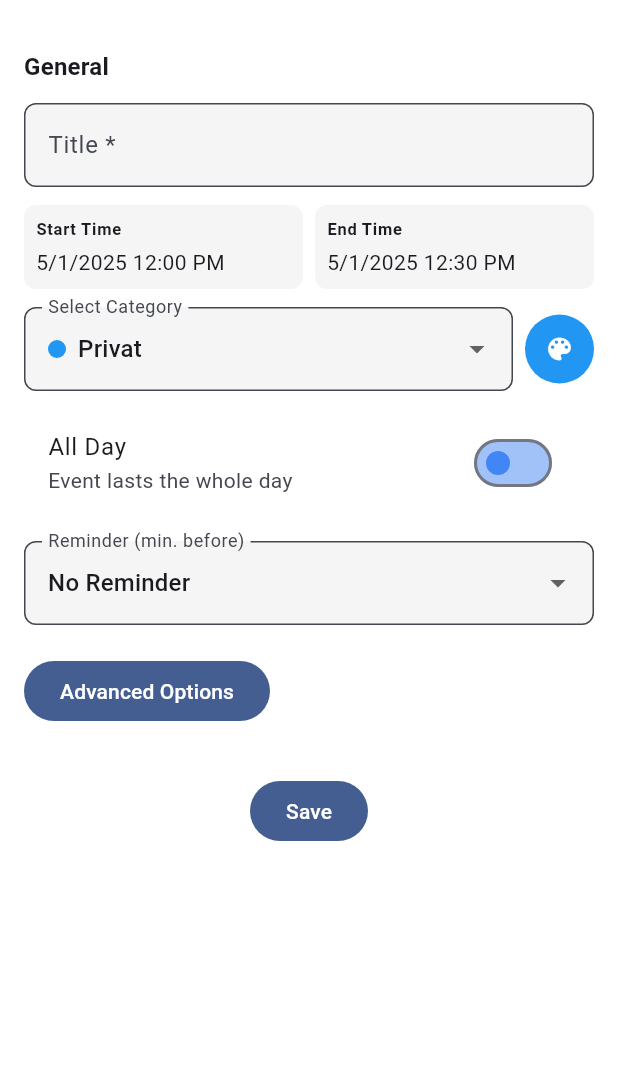
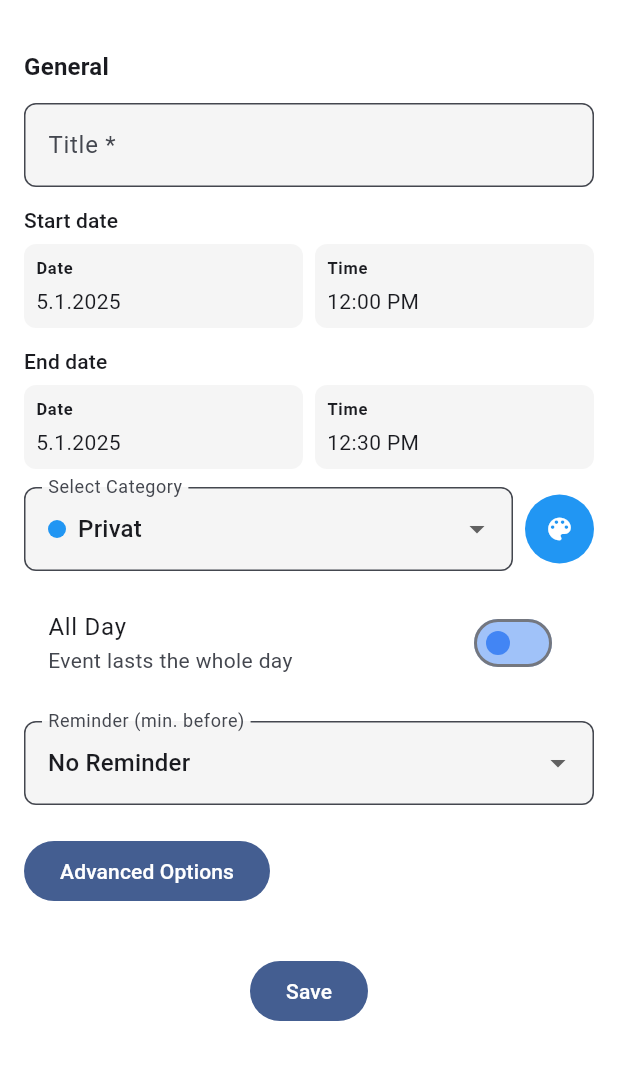
Before and after one commit to progrDevi004/muslim_calendar, a Flutter app: the AppointmentCreationPage screen opened directly, on a phone screen of 412 x 824 dp, the part 59-1139 px from its top. Run offline on Flutter 3.47's test engine with Material 3 defaults, Android fonts, the phone set to English and light mode, and no system bars; our stand-ins replace flutter_colorpicker, flutter_local_notifications, flutter_native_timezone, flutter_spinkit, permission_handler, shared_preferences and 3 more; missing offline and left inert: flutter_qiblah, syncfusion_flutter_core; accounts and stored records are empty.

Commit message:
feat: time disappears if relation to prayertimes activated

```diff
--- a/lib/localization/app_localizations.dart
+++ b/lib/localization/app_localizations.dart
@@ -1649,4 +1649,60 @@ class AppLocalizations extends ChangeNotifier {
         return 'Error loading country list:';
     }
   }
+
+  String get startDate {
+    switch (_currentLanguage) {
+      case AppLanguage.german:
+        return 'Startdatum';
+      case AppLanguage.turkish:
+        return 'Başlangıç tarihi';
+      case AppLanguage.arabic:
+        return 'تاريخ البدء';
+      case AppLanguage.english:
+      default:
+        return 'Start date';
+    }
+  }
+
+  String get date {
+    switch (_currentLanguage) {
+      case AppLanguage.german:
+        return 'Datum';
+      case AppLanguage.turkish:
+        return 'Tarih';
+      case AppLanguage.arabic:
+        return 'التاريخ';
+      case AppLanguage.english:
+      default:
+        return 'Date';
+    }
+  }
+
+  String get time {
+    switch (_currentLanguage) {
+      case AppLanguage.german:
+        return 'Zeit';
+      case AppLanguage.turkish:
+        return 'Saat';
+      case AppLanguage.arabic:
+        return 'الوقت';
+      case AppLanguage.english:
+      default:
+        return 'Time';
+    }
+  }
+
+  String get endDate {
+    switch (_currentLanguage) {
+      case AppLanguage.german:
+        return 'Enddatum';
+      case AppLanguage.turkish:
+        return 'Bitiş tarihi';
+      case AppLanguage.arabic:
+        return 'تاريخ الانتهاء';
+      case AppLanguage.english:
+      default:
+        return 'End date';
+    }
+  }
 }
--- a/lib/ui/pages/appointment_creation_page.dart
+++ b/lib/ui/pages/appointment_creation_page.dart
@@ -1,5 +1,3 @@
-// lib/ui/pages/appointment_creation_page.dart
-
 import 'dart:convert';
 import 'dart:io' show Platform; // Für isIOS
 import 'package:flutter/cupertino.dart';
@@ -104,7 +102,7 @@ class _AppointmentCreationPageState extends State<AppointmentCreationPage> {
   // Interne Variable, die die (ggf. frisch erzeugte) Appointment-ID hält
   int? _currentAppointmentId;
 
-  //AZIZ: isCategoryDropdownClicked
+  // AZIZ: isCategoryDropdownClicked
   bool _isCategoryDropdownClicked = false;
 
   // >>> NEU: Um Mehrfachklicks zu verhindern
@@ -532,7 +530,126 @@ class _AppointmentCreationPageState extends State<AppointmentCreationPage> {
     }
   }
 
-  /// Hilfsfunktion: Datum+Zeit-Picker
+  // --------------------------------------------------------------------------
+  // NEU: Vier separate Methoden zum Auswählen von Start-/End-Datum und -Zeit
+  // --------------------------------------------------------------------------
+
+  Future<void> _pickStartDate() async {
+    final pickedDate = await _showAdaptiveDatePicker(
+      context: context,
+      initialDate: _startTime ?? DateTime.now(),
+      firstDate: DateTime(2000),
+      lastDate: DateTime(2100),
+      helpText: 'Pick Start Date',
+    );
+    if (pickedDate != null) {
+      setState(() {
+        if (_startTime != null) {
+          // Uhrzeit übernehmen
+          _startTime = DateTime(
+            pickedDate.year,
+            pickedDate.month,
+            pickedDate.day,
+            _startTime!.hour,
+            _startTime!.minute,
+          );
+        } else {
+          _startTime = pickedDate;
+        }
+        // Wenn AllDay => Endzeit = +1h vom Start
+        if (_isAllDay) {
+          _endTime = _startTime!.add(const Duration(hours: 1));
+        }
+      });
+    }
+  }
+
+  Future<void> _pickStartTime() async {
+    if (_startTime == null) {
+      // Falls noch kein Start-Datum gewählt, nimm "Heute"
+      _startTime = DateTime.now();
+    }
+    final pickedTime = await _pickTime(_startTime!);
+    if (pickedTime != null) {
+      setState(() {
+        _startTime = DateTime(
+          _startTime!.year,
+          _startTime!.month,
+          _startTime!.day,
+          pickedTime.hour,
+          pickedTime.minute,
+        );
+        // Endzeit ggf. anpassen
+        if (_isAllDay) {
+          _endTime = _startTime!.add(const Duration(hours: 1));
+        } else if (_endTime != null && _endTime!.isBefore(_startTime!)) {
+          // Wenn Endzeit vor Start liegt, Standard = +30min
+          _endTime = _startTime!.add(const Duration(minutes: 30));
+        }
+      });
+    }
+  }
+
+  Future<void> _pickEndDate() async {
+    final pickedDate = await _showAdaptiveDatePicker(
+      context: context,
+      initialDate: _endTime ?? _startTime ?? DateTime.now(),
+      firstDate: DateTime(2000),
+      lastDate: DateTime(2100),
+      helpText: 'Pick End Date',
+    );
+    if (pickedDate != null) {
+      setState(() {
+        if (_endTime != null) {
+          _endTime = DateTime(
+            pickedDate.year,
+            pickedDate.month,
+            pickedDate.day,
+            _endTime!.hour,
+            _endTime!.minute,
+          );
+        } else {
+          _endTime = pickedDate;
+        }
+        if (_isAllDay &&
+            _startTime != null &&
+            _endTime!.isBefore(_startTime!)) {
+          // End-Datum ist vor Start-Datum => nimm Start + 1h
+          _endTime = _startTime!.add(const Duration(hours: 1));
+        }
+      });
+    }
+  }
+
+  Future<void> _pickEndTime() async {
+    if (_endTime == null) {
+      // Falls noch kein End-Datum gewählt, nimm StartTime oder Heute
+      _endTime = _startTime ?? DateTime.now();
+    }
+    final pickedTime = await _pickTime(_endTime!);
+    if (pickedTime != null) {
+      setState(() {
+        _endTime = DateTime(
+          _endTime!.year,
+          _endTime!.month,
+          _endTime!.day,
+          pickedTime.hour,
+          pickedTime.minute,
+        );
+        if (_startTime != null && _endTime!.isBefore(_startTime!)) {
+          // Endzeit vor Start => +30min
+          _endTime = _startTime!.add(const Duration(minutes: 30));
+        }
+      });
+    }
+  }
+
+  // --------------------------------------------------------------------------
+  // Ende NEU
+  // --------------------------------------------------------------------------
+
+  /// Hilfsfunktion: Datum+Zeit-Picker (nicht mehr für Start-/Endzeit genutzt,
+  /// aber behalten für andere Einsatzzwecke)
   Future<DateTime?> _pickDateTime({
     required DateTime initial,
     required bool isAllDay,
@@ -644,70 +761,69 @@ class _AppointmentCreationPageState extends State<AppointmentCreationPage> {
             ),
             const SizedBox(height: 12),
 
-            // Start-/Endzeit
+            // NUR sichtbar, wenn NICHT auf PrayerTimes bezogen
+            if (!_isRelatedToPrayerTimes) ...[
+              // NEU: Start-Datum/-Zeit + End-Datum/-Zeit separat
+              Text(loc.startDate,
+                  style: Theme.of(context).textTheme.labelLarge),
+              const SizedBox(height: 6),
               Row(
                 children: [
+                  // Start-Datum
                   Expanded(
                     child: InkWell(
-                    onTap: () async {
-                      final picked = await _pickDateTime(
-                        initial: _startTime ?? DateTime.now(),
-                        isAllDay: _isAllDay,
-                      );
-                      if (picked != null) {
-                        setState(() {
-                          _startTime = picked;
-                          if (_isAllDay) {
-                            _endTime =
-                                _startTime!.add(const Duration(hours: 1));
-                          } else {
-                            _endTime =
-                                _startTime!.add(const Duration(minutes: 30));
-                          }
-                        });
-                      }
-                    },
-                    child: _buildDateTimeDisplay(
-                      label: loc.startTime,
+                      onTap: _pickStartDate,
+                      child: _buildDateDisplay(
+                        label: loc.date,
                         dateTime: _startTime,
-                      isAllDay: _isAllDay,
                       ),
                     ),
                   ),
                   const SizedBox(width: 8),
+                  // Start-Zeit
+                  if (!_isAllDay)
                     Expanded(
-                  child: !_isAllDay
-                      ? InkWell(
-                          onTap: () async {
-                            if (_startTime == null) {
-                              ScaffoldMessenger.of(context).showSnackBar(
-                                SnackBar(
-                                  content: Text(loc.selectStartTime),
-                                ),
-                              );
-                              return;
-                            }
-                            final picked = await _pickDateTime(
-                              initial: _endTime ?? _startTime!,
-                              isAllDay: false,
-                            );
-                            if (picked != null) {
-                              setState(() {
-                                _endTime = picked;
-                              });
-                            }
-                          },
-                          child: _buildDateTimeDisplay(
-                            label: loc.endTime,
+                      child: InkWell(
+                        onTap: _pickStartTime,
+                        child: _buildTimeDisplay(
+                          label: loc.time,
+                          dateTime: _startTime,
+                        ),
+                      ),
+                    ),
+                ],
+              ),
+              const SizedBox(height: 12),
+              Text(loc.endDate, style: Theme.of(context).textTheme.labelLarge),
+              const SizedBox(height: 6),
+              Row(
+                children: [
+                  // End-Datum
+                  Expanded(
+                    child: InkWell(
+                      onTap: _pickEndDate,
+                      child: _buildDateDisplay(
+                        label: loc.date,
                         dateTime: _endTime,
-                            isAllDay: false,
-                          ),
-                        )
-                      : Container(),
-                ),
-              ],
-            ),
-            const SizedBox(height: 12),
+                      ),
+                    ),
+                  ),
+                  const SizedBox(width: 8),
+                  // End-Zeit
+                  if (!_isAllDay)
+                    Expanded(
+                      child: InkWell(
+                        onTap: _pickEndTime,
+                        child: _buildTimeDisplay(
+                          label: loc.time,
+                          dateTime: _endTime,
+                        ),
+                      ),
+                    ),
+                ],
+              ),
+              const SizedBox(height: 12),
+            ],
 
             // Kategorie & Farbe
             Row(
@@ -1167,22 +1283,51 @@ class _AppointmentCreationPageState extends State<AppointmentCreationPage> {
     );
   }
 
-  /// UI-Baustein für Datum/Zeit
-  Widget _buildDateTimeDisplay({
+  // >>> NEU: Separate UI-Bausteine für Datum und Zeit
+
+  Widget _buildDateDisplay({
     required String label,
     required DateTime? dateTime,
-    required bool isAllDay,
   }) {
-    final text = dateTime != null
-        ? (isAllDay
-            ? '${dateTime.day}/${dateTime.month}/${dateTime.year}'
-            : '${dateTime.day}/${dateTime.month}/${dateTime.year} ${_formatTime(dateTime)}')
+    final text = (dateTime != null)
+        ? '${dateTime.day}.${dateTime.month}.${dateTime.year}'
         : '---';
-
     final isDark = Theme.of(context).brightness == Brightness.dark;
     final containerColor =
         isDark ? Colors.grey[800]! : const Color.fromARGB(255, 245, 245, 245);
-
+    return Container(
+      padding: const EdgeInsets.all(8),
+      decoration: BoxDecoration(
+        color: containerColor,
+        borderRadius: BorderRadius.circular(8),
+      ),
+      child: Column(
+        crossAxisAlignment: CrossAxisAlignment.start,
+        children: [
+          Text(
+            label,
+            style: Theme.of(context).textTheme.labelSmall?.copyWith(
+                  fontWeight: FontWeight.w600,
+                ),
+          ),
+          const SizedBox(height: 4),
+          Text(
+            text,
+            style: Theme.of(context).textTheme.bodyMedium,
+          ),
+        ],
+      ),
+    );
+  }
+
+  Widget _buildTimeDisplay({
+    required String label,
+    required DateTime? dateTime,
+  }) {
+    final text = (dateTime != null) ? _formatTime(dateTime) : '---';
+    final isDark = Theme.of(context).brightness == Brightness.dark;
+    final containerColor =
+        isDark ? Colors.grey[800]! : const Color.fromARGB(255, 245, 245, 245);
     return Container(
       padding: const EdgeInsets.all(8),
       decoration: BoxDecoration(
```
Lines whose indentation alone changed are shown as unchanged.
